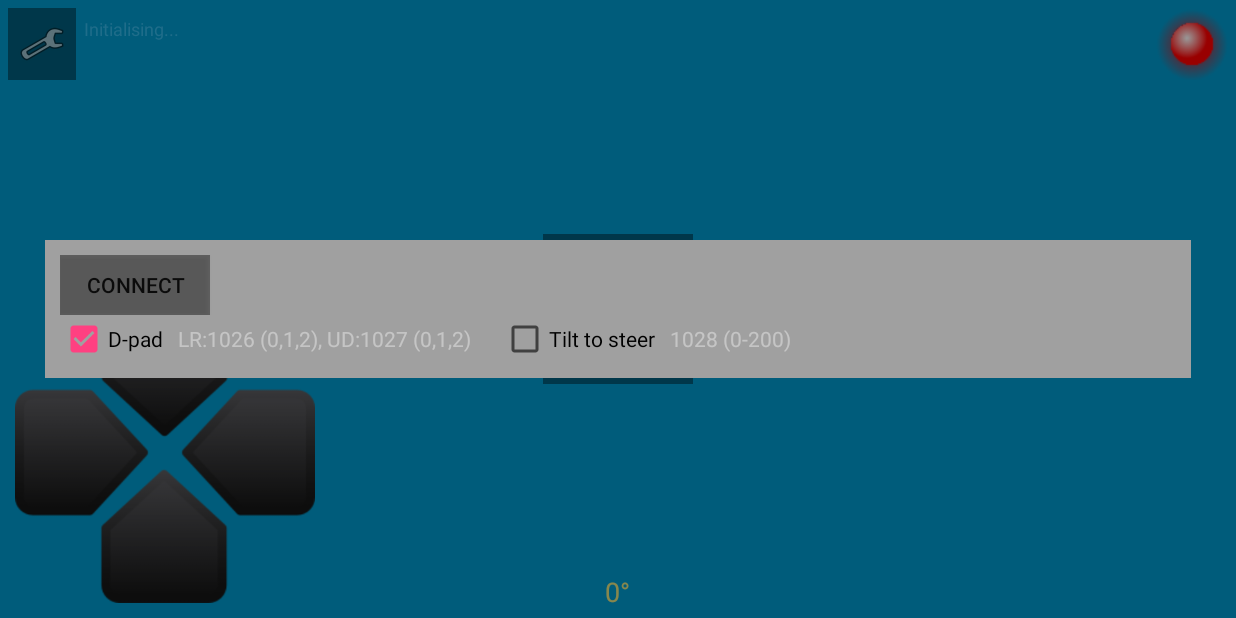
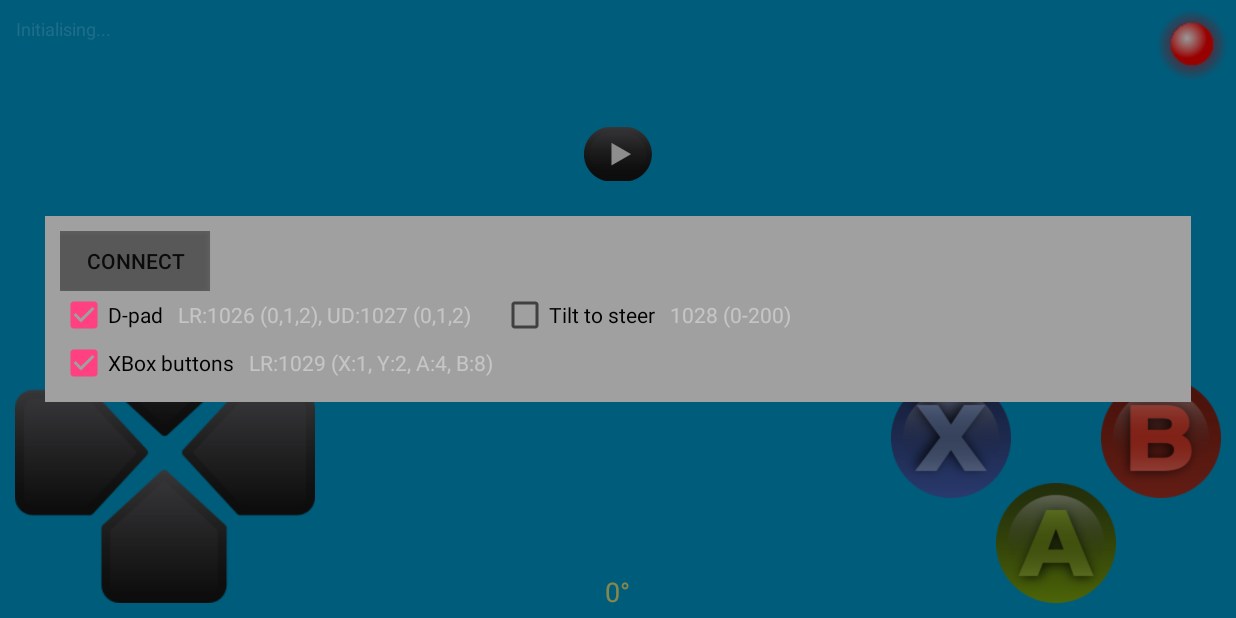
Before and after one commit to Ogadai/RemoteControl, an Android app: the screen it shows after launch (MainActivity), after a tap on an icon or button, on a phone screen of 824 x 412 dp (held sideways). Run offline under Robolectric (Android 15) with nearby library versions, the phone set to English and light mode, and no system bars.

Commit message:
Added XBox controller buttons

```diff
--- a/HomeRC/app/src/main/java/com/ogadai/alee/homerc/BluetoothClient.java
+++ b/HomeRC/app/src/main/java/com/ogadai/alee/homerc/BluetoothClient.java
@@ -28,10 +28,15 @@ public class BluetoothClient implements RemoteDevice {
     private MicroBitEventSender mForwardsBackwards;
     private MicroBitEventSender mSteering;
     private MicroBitEventSender mActions;
-//    private MicroBitEventSender mSteerDuration;
+    //    private MicroBitEventSender mSteerDuration;
     private MicroBitTemperature mTemperature;
 
     private ArrayList<DeviceMessage> mMessageQueue;
+
+    private boolean mActionA = false;
+    private boolean mActionB = false;
+    private boolean mActionX = false;
+    private boolean mActionY = false;
 
 //    private boolean mContinuousSteeringMode = false;
 //    private int mLastLeftRightState = 0;
@@ -115,8 +120,7 @@ public class BluetoothClient implements RemoteDevice {
     }
 
     @Override
-    public void disconnect()
-    {
+    public void disconnect() {
         System.out.println("Disonnecting bluetooth device");
         mController.disconnect();
     }
@@ -127,8 +131,7 @@ public class BluetoothClient implements RemoteDevice {
     }
 
     @Override
-    public void sendMessage(DeviceMessage message)
-    {
+    public void sendMessage(DeviceMessage message) {
         boolean useMessage = true;
 //        if (!mContinuousSteeringMode) {
 //            useMessage = false;
@@ -171,7 +174,7 @@ public class BluetoothClient implements RemoteDevice {
     }
 
     private synchronized boolean addMessageToQueue(DeviceMessage message) {
-        for(DeviceMessage existing : mMessageQueue) {
+        for (DeviceMessage existing : mMessageQueue) {
             if (message.getName().compareToIgnoreCase(existing.getName()) == 0) {
                 existing.setState(message.getState());
                 return true;
@@ -194,6 +197,7 @@ public class BluetoothClient implements RemoteDevice {
     }
 
     private boolean mProcessingQueue = false;
+
     private void processMessageQueue() {
         final DeviceMessage message = getNextMessageFromQueue();
         if (message == null) {
@@ -204,30 +208,44 @@ public class BluetoothClient implements RemoteDevice {
         String name = message.getName();
         MicroBitEventSender sender = null;
         int value = 0;
+        boolean isOn = message.getState().equalsIgnoreCase("on");
 
         // "forwards/backwards/left/right":"on"/"off"
         // "steering": -100 => 100
         if (name.equalsIgnoreCase("forwards")) {
             sender = mForwardsBackwards;
-            value = message.getState().equalsIgnoreCase("on") ? 2 : 0;
+            value = isOn ? 2 : 0;
         } else if (name.equalsIgnoreCase("backwards")) {
             sender = mForwardsBackwards;
-            value = message.getState().equalsIgnoreCase("on") ? 1 : 0;
+            value = isOn ? 1 : 0;
         } else if (name.equalsIgnoreCase("right")) {
             sender = mLeftRight;
-            value = message.getState().equalsIgnoreCase("on") ? 2 : 0;
+            value = isOn ? 2 : 0;
         } else if (name.equalsIgnoreCase("left")) {
             sender = mLeftRight;
-            value = message.getState().equalsIgnoreCase("on") ? 1 : 0;
+            value = isOn ? 1 : 0;
         } else if (name.equalsIgnoreCase("steering")) {
             sender = mSteering;
             value = Integer.parseInt(message.getState()) + 100;
         } else if (name.equalsIgnoreCase("leftright")) {
             sender = mLeftRight;
             value = Integer.parseInt(message.getState());
-        } else if (name.equalsIgnoreCase("horn")) {
+        } else if (name.equalsIgnoreCase("a")) {
+            mActionA = isOn;
             sender = mActions;
-            value = message.getState().equalsIgnoreCase("on") ? 1 : 0;
+            value = getActions();
+        } else if (name.equalsIgnoreCase("b")) {
+            mActionB = isOn;
+            sender = mActions;
+            value = getActions();
+        } else if (name.equalsIgnoreCase("x")) {
+            mActionX = isOn;
+            sender = mActions;
+            value = getActions();
+        } else if (name.equalsIgnoreCase("y")) {
+            mActionY = isOn;
+            sender = mActions;
+            value = getActions();
         }
 
         if (sender != null) {
@@ -240,4 +258,21 @@ public class BluetoothClient implements RemoteDevice {
             Log.i(TAG, message.getName() + ": " + message.getState());
         }
     }
+
+    private int getActions() {
+        int actions = 0;
+        if (mActionX) {
+            actions += 1;
+        }
+        if (mActionY) {
+            actions += 2;
+        }
+        if (mActionA) {
+            actions += 4;
+        }
+        if (mActionB) {
+            actions += 8;
+        }
+        return actions;
+    }
 }
--- a/HomeRC/app/src/main/java/com/ogadai/alee/homerc/ConnectionDetails.java
+++ b/HomeRC/app/src/main/java/com/ogadai/alee/homerc/ConnectionDetails.java
@@ -13,6 +13,7 @@ public class ConnectionDetails {
     private boolean mMotor2Swap;
 
     private boolean mDPad;
+    private boolean mXBoxButtons;
 
     public static final String CONNECTION_PREFFILE = "rc_connection";
     public static final String ADDRESSPREF = "address";
@@ -20,6 +21,7 @@ public class ConnectionDetails {
     public static final String MOTOR1SWAPPREF = "motor1swap";
     public static final String MOTOR2SWAPPREF = "motor2swap";
     public static final String DPADPREF = "dpad";
+    public static final String XBOXBUTTONSPREF = "xboxbuttons";
 
     public String getAddress() { return mAddress; }
     public void setAddress(String address) { mAddress = address; }
@@ -36,6 +38,10 @@ public class ConnectionDetails {
     public boolean getDPad() { return mDPad; }
     public void setDPad(boolean dPad) { mDPad = dPad; }
 
+    public boolean getXBoxButtons() { return mXBoxButtons; }
+    public void setXBoxButtons(boolean xboxButtons) { mXBoxButtons = xboxButtons; }
+
+
     public void readSettings(Context context) {
         SharedPreferences prefs = context.getSharedPreferences(CONNECTION_PREFFILE, Context.MODE_PRIVATE);
         mAddress = prefs.getString(ADDRESSPREF, "ws://raspberrypirc:8080");
@@ -51,6 +57,7 @@ public class ConnectionDetails {
         mMotor2Swap = false;
 
         mDPad = prefs.getBoolean(DPADPREF, true);
+        mXBoxButtons = prefs.getBoolean(XBOXBUTTONSPREF, true);
     }
 
     public void saveSettings(Context context) {
@@ -63,6 +70,7 @@ public class ConnectionDetails {
         editor.putBoolean(MOTOR2SWAPPREF, mMotor2Swap);
 
         editor.putBoolean(DPADPREF, mDPad);
+        editor.putBoolean(XBOXBUTTONSPREF, mXBoxButtons);
 
         editor.commit();
     }
--- a/HomeRC/app/src/main/java/com/ogadai/alee/homerc/MainActivity.java
+++ b/HomeRC/app/src/main/java/com/ogadai/alee/homerc/MainActivity.java
@@ -44,6 +44,7 @@ public class MainActivity extends AppCompatActivity implements SensorEventListen
     private CheckBox mCheckMotor1Swap;
     private CheckBox mCheckMotor2Swap;
     private CheckBox mCheckDPad;
+    private CheckBox mCheckXBoxButtons;
 
     private VideoPlayer mVideoPlayer;
 
@@ -55,7 +56,11 @@ public class MainActivity extends AppCompatActivity implements SensorEventListen
     ImageButton mLeft;
     ImageButton mRight;
 
-    ImageButton mHorn;
+    FrameLayout mXBoxButtons;
+    ImageButton mAButton;
+    ImageButton mBButton;
+    ImageButton mXButton;
+    ImageButton mYButton;
 
     private enum ConnectionColours {
         RED,
@@ -108,6 +113,7 @@ public class MainActivity extends AppCompatActivity implements SensorEventListen
         mCheckMotor2Swap = (CheckBox) findViewById(R.id.motor2_swap);
 
         mCheckDPad = (CheckBox) findViewById(R.id.use_dpad);
+        mCheckXBoxButtons = (CheckBox) findViewById(R.id.use_xboxbuttons);
 
         mTemperature = (TextView) findViewById(R.id.temperature);
 
@@ -124,6 +130,7 @@ public class MainActivity extends AppCompatActivity implements SensorEventListen
                 mCheckMotor1Swap.setChecked(mConnectionDetails.getMotor1Swap());
                 mCheckMotor2Swap.setChecked(mConnectionDetails.getMotor2Swap());
                 mCheckDPad.setChecked(mConnectionDetails.getDPad());
+                mCheckXBoxButtons.setChecked(mConnectionDetails.getXBoxButtons());
 
                 mSettingsView.setVisibility(View.VISIBLE);
 
@@ -145,6 +152,7 @@ public class MainActivity extends AppCompatActivity implements SensorEventListen
                 mConnectionDetails.setMotor1Swap(mCheckMotor1Swap.isChecked());
                 mConnectionDetails.setMotor2Swap(mCheckMotor2Swap.isChecked());
                 mConnectionDetails.setDPad(mCheckDPad.isChecked());
+                mConnectionDetails.setXBoxButtons(mCheckXBoxButtons.isChecked());
                 mConnectionDetails.saveSettings(context);
 
                 mSettingsView.setVisibility(View.INVISIBLE);
@@ -166,8 +174,11 @@ public class MainActivity extends AppCompatActivity implements SensorEventListen
         mLeft = (ImageButton) findViewById(R.id.left_button);
         mRight = (ImageButton) findViewById(R.id.right_button);
 
-        mHorn = (ImageButton) findViewById(R.id.horn_button);
-        mHorn.setOnTouchListener(new ButtonTouchListener("horn"));
+        mXBoxButtons = (FrameLayout) findViewById(R.id.xbox_buttons_ui);
+        mAButton = (ImageButton) findViewById(R.id.a_button);
+        mBButton = (ImageButton) findViewById(R.id.b_button);
+        mXButton = (ImageButton) findViewById(R.id.x_button);
+        mYButton = (ImageButton) findViewById(R.id.y_button);
 
         setupUIControls();
         initialiseConnection();
@@ -258,20 +269,23 @@ public class MainActivity extends AppCompatActivity implements SensorEventListen
             @Override
             public void run() {
                 boolean dPad = mConnectionDetails.getDPad();
-
-                FrameLayout dPadControls = (FrameLayout) findViewById(R.id.dpad_controls_ui);
-                dPadControls.setVisibility(dPad ? View.VISIBLE : View.GONE);
-
-                mForwards.setOnTouchListener(new ButtonTouchListener(mConnectionDetails.getMotor1Swap() ? "backwards" : "forwards"));
-                mBackwards.setOnTouchListener(new ButtonTouchListener(mConnectionDetails.getMotor1Swap() ? "forwards" : "backwards"));
-                mLeft.setOnTouchListener(new ButtonTouchListener(mConnectionDetails.getMotor2Swap() ? "right" : "left"));
-                mRight.setOnTouchListener(new ButtonTouchListener(mConnectionDetails.getMotor2Swap() ? "left" : "right"));
+                findViewById(R.id.dpad_controls).setVisibility(dPad ? View.VISIBLE : View.GONE);
 
                 mDPadControls.setOnTouchListener(new DPadTouchListener(mDPadControls,
                         new DPadButton(mForwards, "forwards"),
                         new DPadButton(mBackwards, "backwards"),
                         new DPadButton(mLeft, "left"),
                         new DPadButton(mRight, "right")
+                ));
+
+                boolean xBox = mConnectionDetails.getXBoxButtons();
+                findViewById(R.id.xbox_buttons).setVisibility(xBox ? View.VISIBLE : View.GONE);
+
+                mXBoxButtons.setOnTouchListener(new DPadTouchListener(mXBoxButtons,
+                        new DPadButton(mYButton, "y"),
+                        new DPadButton(mAButton, "a"),
+                        new DPadButton(mXButton, "x"),
+                        new DPadButton(mBButton, "b")
                 ));
             }
         });
@@ -591,28 +605,6 @@ public class MainActivity extends AppCompatActivity implements SensorEventListen
 
     }
 
-    private class ButtonTouchListener implements View.OnTouchListener {
-        private String mDevice;
-
-        public ButtonTouchListener(String device) {
-            mDevice = device;
-        }
-
-        @Override
-        public boolean onTouch(View v, MotionEvent event) {
-            switch (event.getAction()) {
-                case MotionEvent.ACTION_DOWN:
-                    sendMessage(new DeviceMessage(mDevice, "on"));
-                    break;
-
-                case MotionEvent.ACTION_UP:
-                    sendMessage(new DeviceMessage(mDevice, "off"));
-                    break;
-            }
-            return false;
-        }
-    }
-
     private class DPadButton {
         private ImageButton mButton;
         private String mMsg;
--- /dev/null
+++ b/HomeRC/app/src/main/res/drawable/xbox_a_button.xml
@@ -0,0 +1,9 @@
+<?xml version="1.0" encoding="utf-8"?>
+<selector xmlns:android="http://schemas.android.com/apk/res/android">
+    <item android:state_pressed="true" >
+        <bitmap android:src="@drawable/xbox_a_down" />
+    </item>
+    <item>
+        <bitmap android:src="@drawable/xbox_a" />
+    </item>
+</selector>
--- /dev/null
+++ b/HomeRC/app/src/main/res/drawable/xbox_b_button.xml
@@ -0,0 +1,9 @@
+<?xml version="1.0" encoding="utf-8"?>
+<selector xmlns:android="http://schemas.android.com/apk/res/android">
+    <item android:state_pressed="true" >
+        <bitmap android:src="@drawable/xbox_b_down" />
+    </item>
+    <item>
+        <bitmap android:src="@drawable/xbox_b" />
+    </item>
+</selector>
--- /dev/null
+++ b/HomeRC/app/src/main/res/drawable/xbox_start_button.xml
@@ -0,0 +1,9 @@
+<?xml version="1.0" encoding="utf-8"?>
+<selector xmlns:android="http://schemas.android.com/apk/res/android">
+    <item android:state_pressed="true" >
+        <bitmap android:src="@drawable/xbox_start_down" />
+    </item>
+    <item>
+        <bitmap android:src="@drawable/xbox_start" />
+    </item>
+</selector>
--- /dev/null
+++ b/HomeRC/app/src/main/res/drawable/xbox_x_button.xml
@@ -0,0 +1,9 @@
+<?xml version="1.0" encoding="utf-8"?>
+<selector xmlns:android="http://schemas.android.com/apk/res/android">
+    <item android:state_pressed="true" >
+        <bitmap android:src="@drawable/xbox_x_down" />
+    </item>
+    <item>
+        <bitmap android:src="@drawable/xbox_x" />
+    </item>
+</selector>
--- /dev/null
+++ b/HomeRC/app/src/main/res/drawable/xbox_y_button.xml
@@ -0,0 +1,9 @@
+<?xml version="1.0" encoding="utf-8"?>
+<selector xmlns:android="http://schemas.android.com/apk/res/android">
+    <item android:state_pressed="true" >
+        <bitmap android:src="@drawable/xbox_y_down" />
+    </item>
+    <item>
+        <bitmap android:src="@drawable/xbox_y" />
+    </item>
+</selector>
--- a/HomeRC/app/src/main/res/layout/activity_main.xml
+++ b/HomeRC/app/src/main/res/layout/activity_main.xml
@@ -23,15 +23,6 @@
             android:orientation="horizontal"
             tools:ignore="UselessParent">
 
-            <ImageButton
-                android:id="@+id/connection_setup"
-                style="?metaButtonBarButtonStyle"
-                android:layout_width="45dp"
-                android:layout_height="match_parent"
-                android:background="@drawable/bg_button"
-                android:clickable="true"
-                android:src="@android:drawable/ic_menu_preferences" />
-
             <TextView
                 android:id="@+id/connection_status"
                 android:layout_width="wrap_content"
@@ -53,13 +44,30 @@
 
         </LinearLayout>
 
+        <LinearLayout
+            android:layout_width="wrap_content"
+            android:layout_height="wrap_content"
+            android:layout_gravity="center_horizontal|top"
+            android:layout_marginTop="80dp"
+            android:orientation="horizontal"
+            tools:ignore="UselessParent">
+            <ImageButton
+                android:id="@+id/connection_setup"
+                android:layout_width="45dp"
+                android:layout_height="45dp"
+                android:clickable="true"
+                android:background="@null"
+                android:scaleType="fitCenter"
+                android:src="@drawable/xbox_start_button" />
+        </LinearLayout>
+
         <FrameLayout
             android:id="@+id/dpad_controls"
             style="?metaButtonBarStyle"
             android:layout_margin="10dp"
             android:layout_width="200dp"
             android:layout_height="200dp"
-            android:layout_gravity="bottom"
+            android:layout_gravity="left|bottom"
             tools:ignore="UselessParent">
 
             <ImageButton
@@ -109,17 +117,62 @@
                 android:clickable="true" />
         </FrameLayout>
 
-        <ImageButton
-            android:id="@+id/horn_button"
-            style="?metaButtonBarButtonStyle"
-            android:layout_width="100dp"
-            android:layout_height="100dp"
-            android:layout_gravity="center"
-            android:layout_margin="5dp"
-            android:layout_weight="1"
-            android:background="@drawable/bg_button"
-            android:clickable="true"
-            android:src="@drawable/horn" />
+
+        <FrameLayout
+            android:id="@+id/xbox_buttons"
+            style="?metaButtonBarStyle"
+            android:layout_margin="10dp"
+            android:layout_width="220dp"
+            android:layout_height="220dp"
+            android:layout_gravity="right|bottom"
+            tools:ignore="UselessParent">
+
+            <ImageButton
+                android:id="@+id/x_button"
+                android:layout_width="80dp"
+                android:layout_height="80dp"
+                android:layout_gravity="center_vertical|left"
+                android:clickable="false"
+                android:background="@null"
+                android:scaleType="fitCenter"
+                android:src="@drawable/xbox_x_button" />
+
+            <ImageButton
+                android:id="@+id/b_button"
+                android:layout_width="80dp"
+                android:layout_height="80dp"
+                android:layout_gravity="center_vertical|right"
+                android:clickable="false"
+                android:background="@null"
+                android:scaleType="fitCenter"
+                android:src="@drawable/xbox_b_button" />
+
+            <ImageButton
+                android:id="@+id/a_button"
+                android:layout_width="80dp"
+                android:layout_height="80dp"
+                android:layout_gravity="bottom|center_horizontal"
+                android:clickable="false"
+                android:background="@null"
+                android:scaleType="fitCenter"
+                android:src="@drawable/xbox_a_button" />
+
+            <ImageButton
+                android:id="@+id/y_button"
+                android:layout_width="80dp"
+                android:layout_height="80dp"
+                android:layout_gravity="center|top"
+                android:clickable="false"
+                android:background="@null"
+                android:scaleType="fitCenter"
+                android:src="@drawable/xbox_y_button" />
+
+            <FrameLayout
+                android:id="@+id/xbox_buttons_ui"
+                android:layout_width="match_parent"
+                android:layout_height="match_parent"
+                android:clickable="true" />
+        </FrameLayout>
 
         <TextView
             android:id="@+id/temperature"
@@ -238,6 +291,27 @@
 
             </LinearLayout>
 
+            <LinearLayout
+                android:layout_width="match_parent"
+                android:layout_height="wrap_content"
+                android:orientation="horizontal">
+
+                <CheckBox
+                    android:id="@+id/use_xboxbuttons"
+                    android:layout_width="wrap_content"
+                    android:layout_height="wrap_content"
+                    android:checked="true"
+                    android:text="@string/xboxbuttons_option" />
+
+                <TextView
+                    android:layout_width="wrap_content"
+                    android:layout_height="wrap_content"
+                    android:layout_marginLeft="10dp"
+                    android:layout_marginRight="20dp"
+                    android:text="@string/xboxbuttons_desc"
+                    android:textColor="#65FFFFFF" />
+            </LinearLayout>
+
         </LinearLayout>
     </FrameLayout>
 
--- a/HomeRC/app/src/main/res/values/strings.xml
+++ b/HomeRC/app/src/main/res/values/strings.xml
@@ -16,5 +16,7 @@
     <string name="motor_swap">Swap direction</string>
     <string name="dpad_option">D-pad</string>
     <string name="dpad_desc">LR:1026 (0,1,2), UD:1027 (0,1,2)</string>
+    <string name="xboxbuttons_option">XBox buttons</string>
+    <string name="xboxbuttons_desc">LR:1029 (X:1, Y:2, A:4, B:8)</string>
 
 </resources>
```
Also changed, not shown: HomeRC/app/src/main/res/drawable/xbox_a.png (added), HomeRC/app/src/main/res/drawable/xbox_a_down.png (added), HomeRC/app/src/main/res/drawable/xbox_b.png (added), HomeRC/app/src/main/res/drawable/xbox_b_down.png (added), HomeRC/app/src/main/res/drawable/xbox_start.png (added), HomeRC/app/src/main/res/drawable/xbox_start_down.png (added), HomeRC/app/src/main/res/drawable/xbox_x.png (added), HomeRC/app/src/main/res/drawable/xbox_x_down.png (added), HomeRC/app/src/main/res/drawable/xbox_y.png (added), HomeRC/app/src/main/res/drawable/xbox_y_down.png (added).
